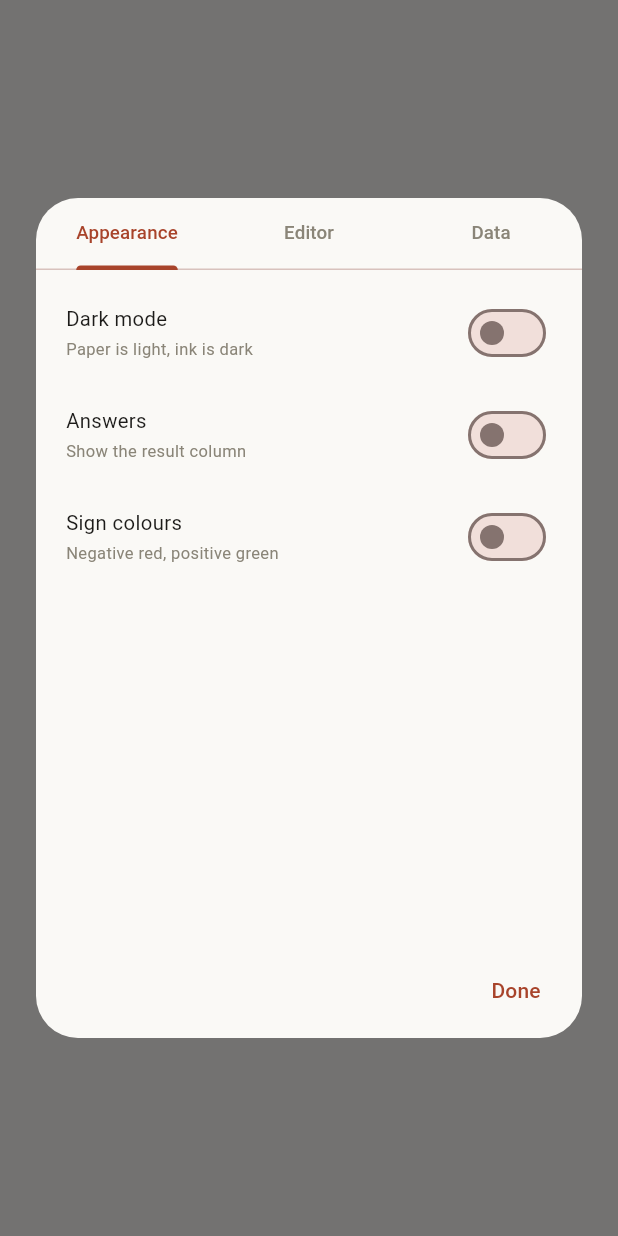
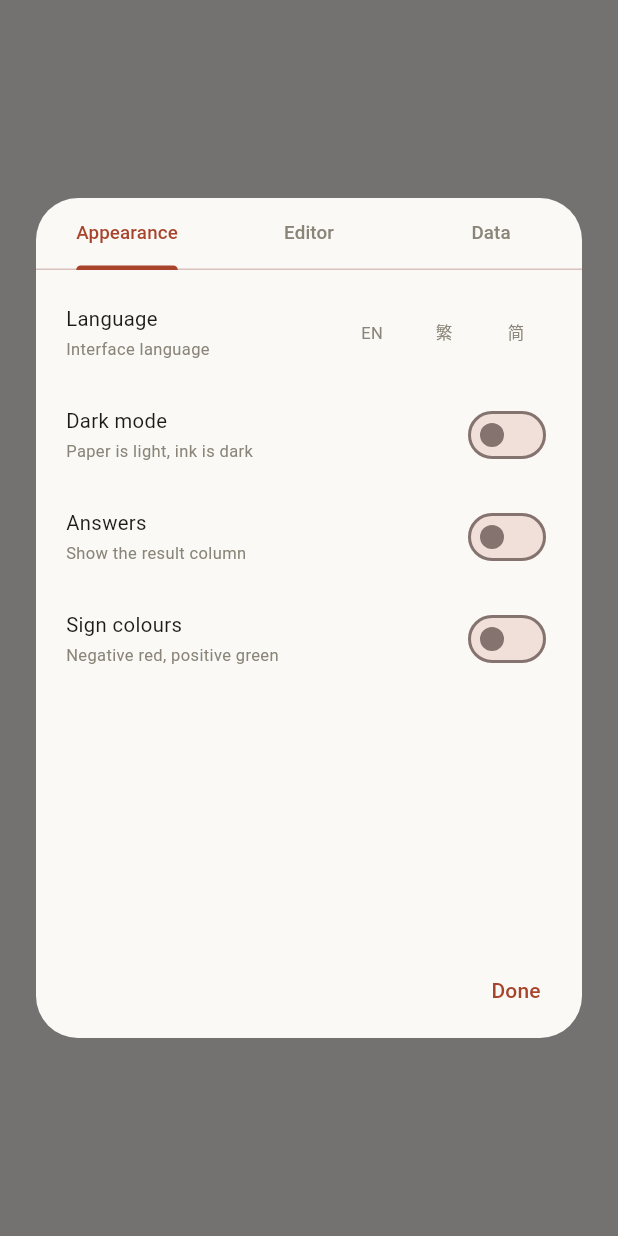
Before and after one commit to Kinfxhk/tallynote, a Flutter app: what showSettingsSheet() shows on an empty page, opened directly with empty values, on a phone screen of 412 x 824 dp. Run offline on Flutter 3.47's test engine with Material 3 defaults, Android fonts, the phone set to English and light mode, and no system bars; our stand-ins replace shared_preferences, timezone; accounts and stored records are empty; network calls fail.

Commit message:
Three languages: English, 繁體中文, 简体中文
- lib/i18n/strings.dart: plain key->string maps with {placeholder} filling,
  plus LocaleScope so any widget can read the chosen locale
- Settings > Appearance has EN / 繁 / 简; the choice persists and defaults to
  the system language
- sidebar, status bar, settings dialog, editor hint and tooltips are localized
- Material widgets get GlobalMaterialLocalizations for zh
67 tests green (incl. an i18n test that switches language and checks the sidebar).

```diff
--- /dev/null
+++ b/lib/i18n/strings.dart
@@ -0,0 +1,265 @@
+import 'package:flutter/widgets.dart';
+
+/// UI strings, kept as plain maps: no codegen, no runtime lookup cost beyond a
+/// map read, and adding a language is one more entry.
+///
+/// Placeholders are `{name}` and filled by [T.format].
+class T {
+  static const supported = <String, String>{
+    'en': 'English',
+    'zh_Hant': '繁體中文',
+    'zh_Hans': '简体中文',
+  };
+
+  static const _en = <String, String>{
+    'untitled': 'Untitled',
+    'search': 'Search sheets',
+    'unfiled': 'Unfiled',
+    'newSheet': 'New sheet',
+    'newFolder': 'New folder',
+    'noMatches': 'No matches',
+    'rename': 'Rename…',
+    'pin': 'Pin to top',
+    'unpin': 'Unpin',
+    'moveTo': 'Move to',
+    'deleteSheet': 'Delete sheet',
+    'deleteFolder': 'Delete folder (sheets stay)',
+    'renameFolder': 'Rename folder',
+    'renameSheet': 'Rename sheet',
+    'folder': 'Folder',
+    'name': 'Name',
+    'sheet': 'Sheet',
+    'cancel': 'Cancel',
+    'ok': 'OK',
+    'done': 'Done',
+    'linesAnswers': '{lines} lines · {answers} answers',
+    'editing': 'editing…',
+    'justSaved': 'Saved ✓',
+    'savedAt': 'saved {time}',
+    'savedOn': 'saved {date} {time}',
+    'rates': 'rates {date}',
+    'ratesBuiltIn': 'built-in',
+    'appearance': 'Appearance',
+    'editor': 'Editor',
+    'data': 'Data',
+    'dark': 'Dark mode',
+    'darkHint': 'Paper is light, ink is dark',
+    'answers': 'Answers',
+    'answersHint': 'Show the result column',
+    'signColours': 'Sign colours',
+    'signColoursHint': 'Negative red, positive green',
+    'positive': 'Positive',
+    'negative': 'Negative',
+    'textSize': 'Text size',
+    'textSizeHint': 'Scales the whole interface',
+    'lineNumbers': 'Line numbers',
+    'lineNumbersHint': 'Faint gutter, code-editor style',
+    'tabBar': 'Tab bar',
+    'tabBarHint': 'Open sheets as tabs under the header',
+    'stepChevrons': 'Step chevrons',
+    'stepChevronsHint': 'Show steps beside complex answers',
+    'shortcuts':
+        'Shortcuts — ⌘/Ctrl: S save · ⇧S strike · ⇧D save a copy · '
+        'B bold · I italic · U underline · F search · W close tab · '
+        'N new sheet · \\ sidebar · ⇧A answers · + − 0 zoom · '
+        'double-click the divider to fit',
+    'autoRates': 'Auto-refresh rates',
+    'autoRatesHint': 'Once a day when a network is available',
+    'exchangeRates': 'Exchange rates',
+    'ratesUpdated': 'Last updated {date}',
+    'ratesTable': 'Built-in table (offline)',
+    'refresh': 'Refresh',
+    'offline': 'Offline — kept the last rates',
+    'privacy':
+        'Everything is computed on this device. Rates are the only '
+        'thing that ever uses the network, and only when they are stale.',
+    'settings': 'Settings',
+    'sheets': 'Sheets',
+    'toggleAnswers': 'Answers',
+    'theme': 'Theme',
+    'sidebar': 'Collapse sidebar',
+    'zoomIn': 'Zoom in',
+    'zoomOut': 'Zoom out',
+    'zoomReset': 'Reset to 100%',
+    'showSteps': 'Show steps',
+    'editorHint': 'Type a calculation…   e.g.  rent = 2500  ·  total of #food',
+    'language': 'Language',
+    'languageHint': 'Interface language',
+  };
+
+  static const _zhHant = <String, String>{
+    'untitled': '未命名',
+    'search': '搜尋記事',
+    'unfiled': '未分類',
+    'newSheet': '新記事',
+    'newFolder': '新資料夾',
+    'noMatches': '冇符合結果',
+    'rename': '改名…',
+    'pin': '置頂',
+    'unpin': '取消置頂',
+    'moveTo': '移到',
+    'deleteSheet': '刪除記事',
+    'deleteFolder': '刪除資料夾（記事保留）',
+    'renameFolder': '資料夾改名',
+    'renameSheet': '記事改名',
+    'folder': '資料夾',
+    'name': '名稱',
+    'sheet': '記事',
+    'cancel': '取消',
+    'ok': '確定',
+    'done': '完成',
+    'linesAnswers': '{lines} 行 · {answers} 個答案',
+    'editing': '編輯中…',
+    'justSaved': '已儲存 ✓',
+    'savedAt': '已儲存 {time}',
+    'savedOn': '已儲存 {date} {time}',
+    'rates': '匯率 {date}',
+    'ratesBuiltIn': '內建',
+    'appearance': '外觀',
+    'editor': '編輯',
+    'data': '資料',
+    'dark': '深色模式',
+    'darkHint': '紙白字黑，或反過來',
+    'answers': '顯示答案',
+    'answersHint': '右邊顯示計算結果',
+    'signColours': '正負色',
+    'signColoursHint': '負數紅、正數綠',
+    'positive': '正數',
+    'negative': '負數',
+    'textSize': '文字大小',
+    'textSizeHint': '整體介面縮放',
+    'lineNumbers': '行號',
+    'lineNumbersHint': '淡色行號，似 code editor',
+    'tabBar': '分頁列',
+    'tabBarHint': '標題下用分頁顯示已開記事',
+    'stepChevrons': '步驟箭頭',
+    'stepChevronsHint': '複雜算式旁顯示步驟',
+    'shortcuts':
+        '快捷鍵 — ⌘/Ctrl：S 儲存 · ⇧S 刪除線 · ⇧D 另存副本 · '
+        'B 粗體 · I 斜體 · U 底線 · F 搜尋 · W 關分頁 · N 新記事 · '
+        '\\ 側欄 · ⇧A 答案 · + − 0 縮放 · 雙擊分隔線自動對齊',
+    'autoRates': '自動更新匯率',
+    'autoRatesHint': '有網絡時每日一次',
+    'exchangeRates': '匯率',
+    'ratesUpdated': '最後更新 {date}',
+    'ratesTable': '內建匯率表（離線）',
+    'refresh': '更新',
+    'offline': '離線 — 沿用上次匯率',
+    'privacy': '所有計算都喺呢部機完成。只有匯率會用網絡，而且只喺過期時。',
+    'settings': '設定',
+    'sheets': '記事',
+    'toggleAnswers': '答案',
+    'theme': '主題',
+    'sidebar': '收合側欄',
+    'zoomIn': '放大',
+    'zoomOut': '縮小',
+    'zoomReset': '回復 100%',
+    'showSteps': '顯示步驟',
+    'editorHint': '輸入算式…   例如  rent = 2500  ·  total of #food',
+    'language': '語言',
+    'languageHint': '介面語言',
+  };
+
+  static const _zhHans = <String, String>{
+    'untitled': '未命名',
+    'search': '搜索笔记',
+    'unfiled': '未分类',
+    'newSheet': '新笔记',
+    'newFolder': '新文件夹',
+    'noMatches': '没有匹配结果',
+    'rename': '重命名…',
+    'pin': '置顶',
+    'unpin': '取消置顶',
+    'moveTo': '移动到',
+    'deleteSheet': '删除笔记',
+    'deleteFolder': '删除文件夹（笔记保留）',
+    'renameFolder': '文件夹重命名',
+    'renameSheet': '笔记重命名',
+    'folder': '文件夹',
+    'name': '名称',
+    'sheet': '笔记',
+    'cancel': '取消',
+    'ok': '确定',
+    'done': '完成',
+    'linesAnswers': '{lines} 行 · {answers} 个答案',
+    'editing': '编辑中…',
+    'justSaved': '已保存 ✓',
+    'savedAt': '已保存 {time}',
+    'savedOn': '已保存 {date} {time}',
+    'rates': '汇率 {date}',
+    'ratesBuiltIn': '内置',
+    'appearance': '外观',
+    'editor': '编辑',
+    'data': '数据',
+    'dark': '深色模式',
+    'darkHint': '纸白字黑，或反过来',
+    'answers': '显示答案',
+    'answersHint': '右侧显示计算结果',
+    'signColours': '正负色',
+    'signColoursHint': '负数红、正数绿',
+    'positive': '正数',
+    'negative': '负数',
+    'textSize': '文字大小',
+    'textSizeHint': '整体界面缩放',
+    'lineNumbers': '行号',
+    'lineNumbersHint': '淡色行号，类似代码编辑器',
+    'tabBar': '标签栏',
+    'tabBarHint': '在标题下用标签显示已打开笔记',
+    'stepChevrons': '步骤箭头',
+    'stepChevronsHint': '复杂算式旁显示步骤',
+    'shortcuts':
+        '快捷键 — ⌘/Ctrl：S 保存 · ⇧S 删除线 · ⇧D 另存副本 · '
+        'B 粗体 · I 斜体 · U 下划线 · F 搜索 · W 关闭标签 · N 新笔记 · '
+        '\\ 侧栏 · ⇧A 答案 · + − 0 缩放 · 双击分隔线自动对齐',
+    'autoRates': '自动更新汇率',
+    'autoRatesHint': '有网络时每天一次',
+    'exchangeRates': '汇率',
+    'ratesUpdated': '最后更新 {date}',
+    'ratesTable': '内置汇率表（离线）',
+    'refresh': '更新',
+    'offline': '离线 — 沿用上次汇率',
+    'privacy': '所有计算都在本机完成。只有汇率会用到网络，而且只在过期时。',
+    'settings': '设置',
+    'sheets': '笔记',
+    'toggleAnswers': '答案',
+    'theme': '主题',
+    'sidebar': '收起侧栏',
+    'zoomIn': '放大',
+    'zoomOut': '缩小',
+    'zoomReset': '恢复 100%',
+    'showSteps': '显示步骤',
+    'editorHint': '输入算式…   例如  rent = 2500  ·  total of #food',
+    'language': '语言',
+    'languageHint': '界面语言',
+  };
+
+  static const _all = <String, Map<String, String>>{
+    'en': _en,
+    'zh_Hant': _zhHant,
+    'zh_Hans': _zhHans,
+  };
+
+  static String of(String locale, String key) =>
+      _all[locale]?[key] ?? _en[key] ?? key;
+
+  static String format(String locale, String key, Map<String, String> args) {
+    var s = of(locale, key);
+    args.forEach((k, v) => s = s.replaceAll('{$k}', v));
+    return s;
+  }
+}
+
+/// Makes the chosen locale available to any widget: `LocaleScope.of(context)`.
+class LocaleScope extends InheritedWidget {
+  final String locale;
+
+  const LocaleScope({super.key, required this.locale, required super.child});
+
+  static String of(BuildContext context) =>
+      context.dependOnInheritedWidgetOfExactType<LocaleScope>()?.locale ?? 'en';
+
+  static String t(BuildContext context, String key) => T.of(of(context), key);
+
+  @override
+  bool updateShouldNotify(LocaleScope oldWidget) => oldWidget.locale != locale;
+}
--- a/lib/ui/settings_sheet.dart
+++ b/lib/ui/settings_sheet.dart
@@ -1,6 +1,7 @@
 import 'package:flutter/material.dart';
 
 import '../data/rates.dart';
+import '../i18n/strings.dart';
 import 'feedback.dart';
 import 'formatting.dart';
 import 'theme.dart';
@@ -19,6 +20,8 @@ Future<void> showSettingsSheet({
   required bool lineNumbers,
   required bool showTabs,
   required double uiScale,
+  required String locale,
+  required ValueChanged<String> onLocale,
   required ValueChanged<bool> onAnswers,
   required ValueChanged<bool> onTheme,
   required ValueChanged<bool> onAutoRates,
@@ -44,6 +47,8 @@ Future<void> showSettingsSheet({
       lineNumbers: lineNumbers,
       showTabs: showTabs,
       uiScale: uiScale,
+      locale: locale,
+      onLocale: onLocale,
       onAnswers: onAnswers,
       onTheme: onTheme,
       onAutoRates: onAutoRates,
@@ -70,6 +75,8 @@ class _SettingsDialog extends StatefulWidget {
   final bool lineNumbers;
   final bool showTabs;
   final double uiScale;
+  final String locale;
+  final ValueChanged<String> onLocale;
   final ValueChanged<bool> onAnswers;
   final ValueChanged<bool> onTheme;
   final ValueChanged<bool> onAutoRates;
@@ -93,6 +100,8 @@ class _SettingsDialog extends StatefulWidget {
     required this.lineNumbers,
     required this.showTabs,
     required this.uiScale,
+    required this.locale,
+    required this.onLocale,
     required this.onAnswers,
     required this.onTheme,
     required this.onAutoRates,
@@ -121,6 +130,7 @@ class _SettingsDialogState extends State<_SettingsDialog> {
   late bool lineNumbers = widget.lineNumbers;
   late bool showTabs = widget.showTabs;
   late double scale = widget.uiScale;
+  late String locale = widget.locale;
   String? rateError;
 
   @override
@@ -140,10 +150,10 @@ class _SettingsDialogState extends State<_SettingsDialog> {
                 unselectedLabelColor: Palette.faint(dark),
                 indicatorColor: Palette.answer(dark),
                 labelStyle: const TextStyle(fontSize: 12.5),
-                tabs: const [
-                  Tab(text: 'Appearance'),
-                  Tab(text: 'Editor'),
-                  Tab(text: 'Data'),
+                tabs: [
+                  Tab(text: T.of(locale, 'appearance')),
+                  Tab(text: T.of(locale, 'editor')),
+                  Tab(text: T.of(locale, 'data')),
                 ],
               ),
               Flexible(
@@ -176,36 +186,37 @@ class _SettingsDialogState extends State<_SettingsDialog> {
   Widget _appearance() => ListView(
     padding: const EdgeInsets.symmetric(vertical: 8),
     children: [
+      _languageRow(),
       _row(
-        'Dark mode',
-        'Paper is light, ink is dark',
+        T.of(locale, 'dark'),
+        T.of(locale, 'darkHint'),
         _switch(dark, (v) {
           setState(() => dark = v);
           widget.onTheme(v);
         }),
       ),
       _row(
-        'Answers',
-        'Show the result column',
+        T.of(locale, 'answers'),
+        T.of(locale, 'answersHint'),
         _switch(answers, (v) {
           setState(() => answers = v);
           widget.onAnswers(v);
         }),
       ),
       _row(
-        'Sign colours',
-        'Negative red, positive green',
+        T.of(locale, 'signColours'),
+        T.of(locale, 'signColoursHint'),
         _switch(signColours, (v) {
           setState(() => signColours = v);
           widget.onSignColours(v);
         }),
       ),
       if (signColours) ...[
-        _colourRow('Positive', pos, (name) {
+        _colourRow(T.of(locale, 'positive'), pos, (name) {
           setState(() => pos = name);
           widget.onPosColour(name);
         }),
-        _colourRow('Negative', neg, (name) {
+        _colourRow(T.of(locale, 'negative'), neg, (name) {
           setState(() => neg = name);
           widget.onNegColour(name);
         }),
@@ -216,26 +227,30 @@ class _SettingsDialogState extends State<_SettingsDialog> {
   Widget _editor() => ListView(
     padding: const EdgeInsets.symmetric(vertical: 8),
     children: [
-      _row('Text size', 'Scales the whole interface', _scaleButtons()),
       _row(
-        'Line numbers',
-        'Faint gutter, code-editor style',
+        T.of(locale, 'textSize'),
+        T.of(locale, 'textSizeHint'),
+        _scaleButtons(),
+      ),
+      _row(
+        T.of(locale, 'lineNumbers'),
+        T.of(locale, 'lineNumbersHint'),
         _switch(lineNumbers, (v) {
           setState(() => lineNumbers = v);
           widget.onLineNumbers(v);
         }),
       ),
       _row(
-        'Tab bar',
-        'Open sheets as tabs under the header',
+        T.of(locale, 'tabBar'),
+        T.of(locale, 'tabBarHint'),
         _switch(showTabs, (v) {
           setState(() => showTabs = v);
           widget.onShowTabs(v);
         }),
       ),
       _row(
-        'Step chevrons',
-        'Show steps beside complex answers',
+        T.of(locale, 'stepChevrons'),
+        T.of(locale, 'stepChevronsHint'),
         _switch(steps, (v) {
           setState(() => steps = v);
           widget.onSteps(v);
@@ -244,10 +259,7 @@ class _SettingsDialogState extends State<_SettingsDialog> {
       Padding(
         padding: const EdgeInsets.fromLTRB(20, 10, 20, 0),
         child: Text(
-          'Shortcuts — ⌘/Ctrl: S save · ⇧S strike · ⇧D save a copy · '
-          'B bold · I italic · U underline · F search · W close tab · '
-          r'N new sheet · \ sidebar · ⇧A answers · + − 0 zoom · '
-          'double-click the divider to fit',
+          T.of(locale, 'shortcuts'),
           style: TextStyle(
             fontSize: 11,
             height: 1.5,
@@ -262,29 +274,29 @@ class _SettingsDialogState extends State<_SettingsDialog> {
     padding: const EdgeInsets.symmetric(vertical: 8),
     children: [
       _row(
-        'Auto-refresh rates',
-        'Once a day when a network is available',
+        T.of(locale, 'autoRates'),
+        T.of(locale, 'autoRatesHint'),
         _switch(autoRates, (v) {
           setState(() => autoRates = v);
           widget.onAutoRates(v);
         }),
       ),
       _row(
-        'Exchange rates',
+        T.of(locale, 'exchangeRates'),
         rateError ??
             (Rates.updatedDate == null
-                ? 'Built-in table (offline)'
-                : 'Last updated ${Rates.updatedDate}'),
+                ? T.of(locale, 'ratesTable')
+                : T.format(locale, 'ratesUpdated', {
+                    'date': '${Rates.updatedDate}',
+                  })),
         TextButton(
           onPressed: () async {
             final ok = await widget.onRefreshRates();
             if (!mounted) return;
-            setState(
-              () => rateError = ok ? null : 'Offline — kept the last rates',
-            );
+            setState(() => rateError = ok ? null : T.of(locale, 'offline'));
           },
           child: Text(
-            'Refresh',
+            T.of(locale, 'refresh'),
             style: TextStyle(fontSize: 13, color: Palette.answer(dark)),
           ),
         ),
@@ -292,8 +304,7 @@ class _SettingsDialogState extends State<_SettingsDialog> {
       Padding(
         padding: const EdgeInsets.fromLTRB(20, 6, 20, 0),
         child: Text(
-          'Everything is computed on this device. Rates are the only thing '
-          'that ever uses the network, and only when they are stale.',
+          T.of(locale, 'privacy'),
           style: TextStyle(
             fontSize: 11,
             height: 1.5,
@@ -305,6 +316,43 @@ class _SettingsDialogState extends State<_SettingsDialog> {
   );
 
   // ---- rows ----------------------------------------------------------------
+
+  Widget _languageRow() => _row(
+    T.of(locale, 'language'),
+    T.of(locale, 'languageHint'),
+    Row(
+      mainAxisSize: MainAxisSize.min,
+      children: [
+        for (final entry in T.supported.entries)
+          TextButton(
+            onPressed: () {
+              setState(() => locale = entry.key);
+              widget.onLocale(entry.key);
+            },
+            style: TextButton.styleFrom(
+              minimumSize: const Size(34, 28),
+              padding: const EdgeInsets.symmetric(horizontal: 6),
+              foregroundColor: locale == entry.key
+                  ? Palette.answer(dark)
+                  : Palette.faint(dark),
+            ),
+            child: Text(
+              switch (entry.key) {
+                'zh_Hant' => '繁',
+                'zh_Hans' => '简',
+                _ => 'EN',
+              },
+              style: TextStyle(
+                fontSize: 11,
+                fontWeight: locale == entry.key
+                    ? FontWeight.w700
+                    : FontWeight.w400,
+              ),
+            ),
+          ),
+      ],
+    ),
+  );
 
   Widget _row(String label, String hint, Widget trailing) => Padding(
     padding: const EdgeInsets.symmetric(horizontal: 20, vertical: 10),
--- a/pubspec.yaml
+++ b/pubspec.yaml
@@ -30,6 +30,9 @@ environment:
 dependencies:
   flutter:
     sdk: flutter
+  flutter_localizations:
+    sdk: flutter
+  intl: any
 
   # The following adds the Cupertino Icons font to your application.
   # Use with the CupertinoIcons class for iOS style icons.
```
Also changed, not shown: lib/main.dart (+83 -16 lines), lib/ui/editor_view.dart (+4 -3 lines), lib/ui/sidebar.dart (+45 -20 lines), pubspec.lock, 2 other files.
